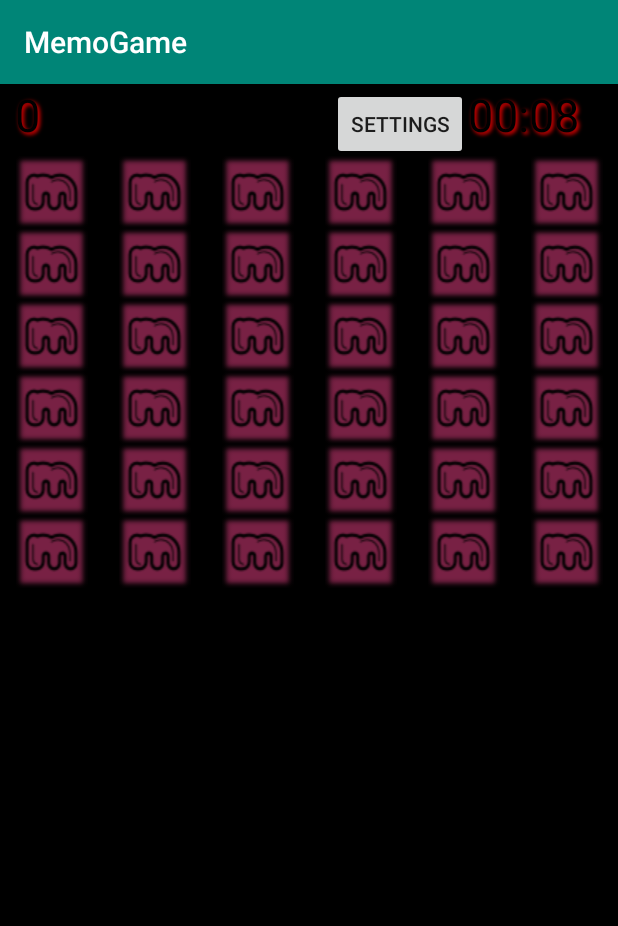
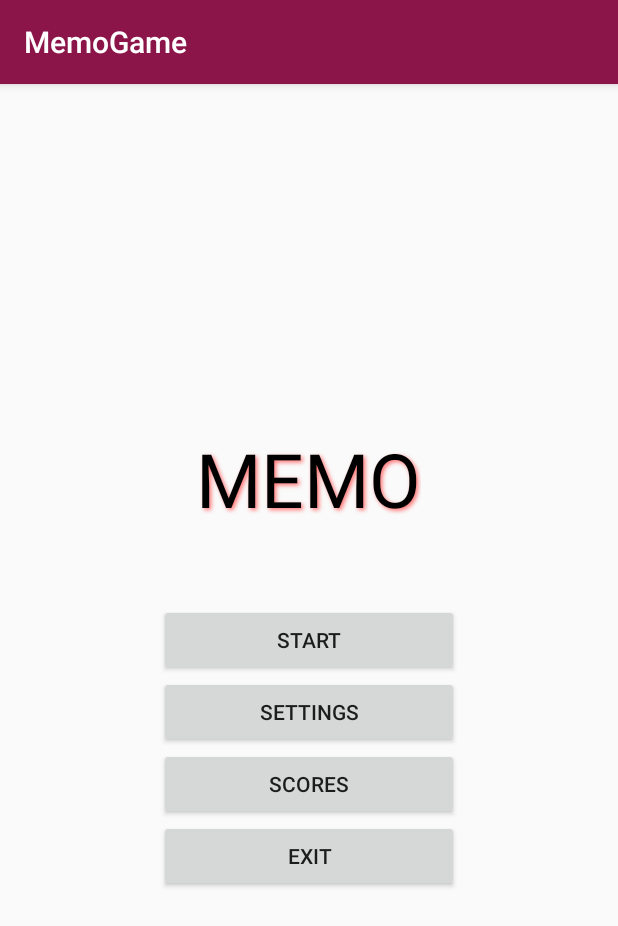
Before and after one commit to jojem/MemoGame, an Android app: the screen it shows after launch (MainActivity before the commit, StartActivity after it), on a phone screen of 412 x 824 dp. Shown: the top 926 px of the screen. Run offline under Robolectric (Android 15) with nearby library versions, the phone set to English and light mode, and no system bars; 1 statement that could not run was skipped.

Commit message:
settings, start activity, scores, all done

```diff
--- /dev/null
+++ b/app/src/main/java/com/example/memogame/StartActivity.java
@@ -0,0 +1,66 @@
+package com.example.memogame;
+
+import android.content.Intent;
+import android.graphics.Typeface;
+import android.os.Bundle;
+import android.support.v7.app.AppCompatActivity;
+import android.view.View;
+import android.widget.Button;
+import android.widget.TextView;
+
+public class StartActivity extends AppCompatActivity {
+    Button mStart;
+    Button mExit;
+
+    TextView titleN;
+
+    @Override
+    public void onCreate(Bundle savedInstanceState) {
+        super.onCreate(savedInstanceState);
+        setContentView(R.layout.activity_start);
+
+        titleN = (TextView)findViewById(R.id.titleName);
+        Typeface type = Typeface.createFromAsset(getAssets(),"my-font.ttf");
+        titleN.setTypeface(type);
+
+        mStart = (Button)findViewById(R.id.btnStart);
+        mExit = (Button)findViewById(R.id.btnExit);
+
+        mStart.setOnClickListener (new View.OnClickListener() {
+            @Override
+            public void onClick(View v) {
+                startGame();
+            }
+        });
+
+        mExit.setOnClickListener (new View.OnClickListener() {
+            @Override
+            public void onClick(View v) {
+                finish();
+            }
+        });
+    }
+
+    private void startGame () {
+        Intent i = new Intent(this, MainActivity.class);
+        startActivity (i);
+    }
+
+    public void SettingsClick (View view)
+    {
+        Intent settings = new Intent(getApplicationContext(),Settings.class);
+        startActivity(settings);
+    }
+
+    public void RecordsClick (View view)
+    {
+        Intent records = new Intent(this, Records.class);
+        startActivity (records);
+    }
+
+
+    public void ExitClick (View view)
+    {
+        finish();
+    }
+}
--- a/app/src/main/res/layout/activity_main.xml
+++ b/app/src/main/res/layout/activity_main.xml
@@ -12,7 +12,8 @@
         <LinearLayout
             android:layout_width="match_parent"
             android:layout_height="wrap_content"
-            android:orientation="horizontal">
+            android:orientation="horizontal"
+            android:layout_margin="20dp">
             <TextView
                 android:id="@+id/stepview"
                 style="@style/MyText"
@@ -20,12 +21,7 @@
                 android:layout_marginLeft="10dp"
                 android:layout_width="0dp"
                 android:layout_height="wrap_content" />
-            <Button
-                android:layout_width="wrap_content"
-                android:layout_height="wrap_content"
-                android:text="Settings"
-                android:id="@+id/btnSettings"
-                android:onClick="onSettingsClick"/>
+
             <Chronometer
                 android:id="@+id/timeview"
                 style="@style/MyText"
--- /dev/null
+++ b/app/src/main/res/layout/activity_start.xml
@@ -0,0 +1,56 @@
+<?xml version="1.0" encoding="utf-8"?>
+<android.support.constraint.ConstraintLayout
+    xmlns:android="http://schemas.android.com/apk/res/android" android:layout_width="match_parent"
+    android:layout_height="match_parent">
+
+    <RelativeLayout
+        android:layout_width="match_parent"
+        android:layout_height="match_parent">
+
+        <LinearLayout
+            android:layout_width="match_parent"
+            android:layout_height="match_parent"
+            android:orientation="vertical"
+            android:gravity="center">
+
+            <TextView
+                android:layout_width="wrap_content"
+                android:layout_height="wrap_content"
+                style="@style/MyText"
+                android:text="MEMO"
+                android:id="@+id/titleName"
+                android:textSize="50dp"
+                android:layout_marginBottom="50dp"
+                />
+
+            <Button
+                android:layout_width="200dp"
+                android:layout_height="wrap_content"
+                android:id="@+id/btnStart"
+                android:onClick="StartClick"
+                android:text="Start"/>
+
+            <Button
+                android:layout_width="200dp"
+                android:layout_height="wrap_content"
+                android:id="@+id/btnSettings"
+                android:onClick="SettingsClick"
+                android:text="Settings"/>
+            <Button
+                android:layout_width="200dp"
+                android:layout_height="wrap_content"
+                android:id="@+id/btnRecords"
+                android:onClick="RecordsClick"
+                android:text="Scores"/>
+
+            <Button
+                android:layout_width="200dp"
+                android:layout_height="wrap_content"
+                android:id="@+id/btnExit"
+                android:onClick="ExitClick"
+                android:text="Exit"/>
+
+        </LinearLayout>
+
+    </RelativeLayout>
+</android.support.constraint.ConstraintLayout>
--- a/app/src/main/res/values/colors.xml
+++ b/app/src/main/res/values/colors.xml
@@ -3,4 +3,13 @@
     <color name="colorPrimary">#008577</color>
     <color name="colorPrimaryDark">#00574B</color>
     <color name="colorAccent">#D81B60</color>
+    <color name="colorLemon">#DBDF75</color>
+    <color name="colorBlack">#000</color>
+    <color name="colorLightBlue">#57928E</color>
+    <color name="colorGreen">#218125</color>
+    <color name="colorRed">#EB5045</color>
+    <color name="colorWhite">#fff</color>
+    <color name="colorPurple">#8B1448</color>
+    <color name="colorPurpleDark">#6D0033</color>
+
 </resources>
--- a/app/src/main/res/values/styles.xml
+++ b/app/src/main/res/values/styles.xml
@@ -3,15 +3,15 @@
     <!-- Base application theme. -->
     <style name="AppTheme" parent="Theme.AppCompat.Light.DarkActionBar">
         <!-- Customize your theme here. -->
-        <item name="colorPrimary">@color/colorPrimary</item>
-        <item name="colorPrimaryDark">@color/colorPrimaryDark</item>
+        <item name="colorPrimary">@color/colorPurple</item>
+        <item name="colorPrimaryDark">@color/colorPurpleDark</item>
         <item name="colorAccent">@color/colorAccent</item>
     </style>
 
     <style name="MyText">
         <item name="android:textColor">#000000</item>
         <item name="android:textSize">30dp</item>
-        <item name="android:shadowColor">#FF0000</item>
+        <item name="android:shadowColor">#ff7777</item>
         <item name="android:shadowDx">2</item>
         <item name="android:shadowDy">2</item>
         <item name="android:shadowRadius">3</item>
```
Also changed, not shown: app/src/main/AndroidManifest.xml (+17 -2 lines), app/src/main/java/com/example/memogame/MainActivity.java (+45 -9 lines), app/src/main/java/com/example/memogame/RecordAdapter.java (added, +103 -0 lines), app/src/main/java/com/example/memogame/RecordPoint.java (added, +21 -0 lines), app/src/main/java/com/example/memogame/RecordTime.java (added, +21 -0 lines), app/src/main/java/com/example/memogame/Records.java (added, +35 -0 lines), app/src/main/java/com/example/memogame/Settings.java (+8 -17 lines), app/src/main/res/layout/point_tab.xml (added, +19 -0 lines), app/src/main/res/layout/records.xml (added, +24 -0 lines), app/src/main/res/layout/time_tab.xml (added, +19 -0 lines), app/src/main/res/values/strings.xml (+21 -2 lines), app/src/main/res/drawable/close.png.
